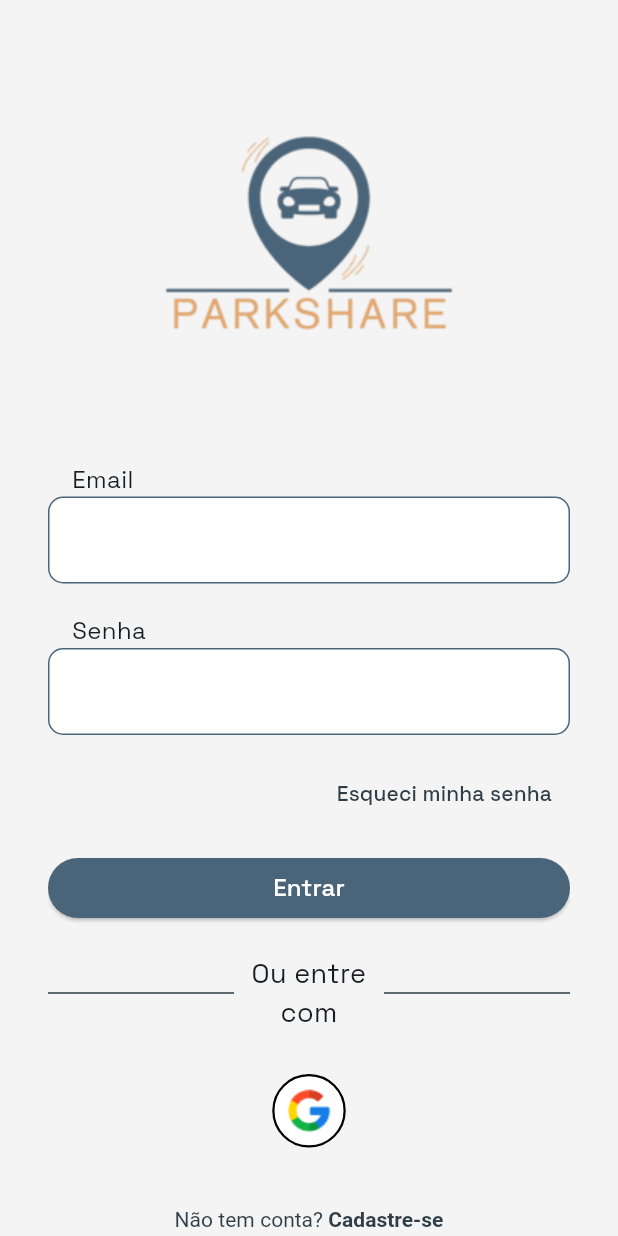
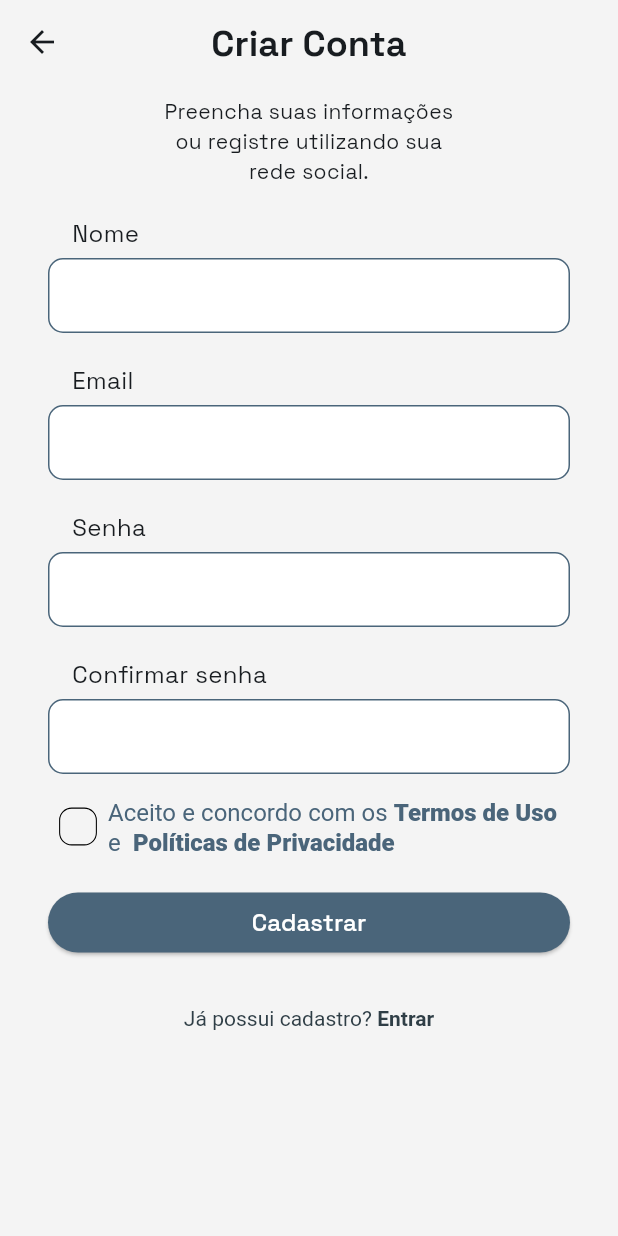
Before and after one commit to future-system/parkshare-app, a Flutter app: the screen it shows after launch, after a tap on an icon or button, on a phone screen of 412 x 824 dp. Run offline on Flutter 3.47's test engine with Material 3 defaults, Android fonts, the phone set to English and light mode, and no system bars; our stand-ins replace firebase_auth, firebase_core, google_fonts, google_sign_in; missing offline and left inert: flutter_facebook_auth; accounts and stored records are empty.

Commit message:
feature: implemented signup page

```diff
--- a/lib/src/core/navigation.dart
+++ b/lib/src/core/navigation.dart
@@ -1,6 +1,7 @@
 import 'package:flutter/material.dart';
 import 'package:parkshare_app/src/presentation/pages/login/login_page.dart';
 import 'package:parkshare_app/src/presentation/pages/onboarding/onboarding_page.dart';
+import 'package:parkshare_app/src/presentation/pages/signup/signup_page.dart';
 
 sealed class Navigation {
   static final routing = _Routing();
@@ -10,7 +11,9 @@ final class _Routing {
   Map<String, WidgetBuilder> get routes => {
         login: (context) => const LoginPage(),
         onboarding: (context) => const OnboardingPage(),
+        signup: (context) => const SignupPage(),
       };
   final String login = 'login';
+  final String signup = 'signup';
   final String onboarding = 'onboarding';
 }
--- a/lib/src/presentation/components/custom_form_field/custom_form_field.dart
+++ b/lib/src/presentation/components/custom_form_field/custom_form_field.dart
@@ -24,8 +24,11 @@ class CustomFormField extends StatelessWidget {
             style: const TextStyle(fontSize: 16, shadows: []),
           ),
         ),
+        const SizedBox(
+          height: 5,
+        ),
         Container(
-          padding: const EdgeInsets.symmetric(horizontal: 16, vertical: 4),
+          padding: const EdgeInsets.symmetric(horizontal: 16, vertical: 0),
           decoration: BoxDecoration(
               color: Colors.white,
               border: Border.all(
--- a/lib/src/presentation/pages/login/login_page.dart
+++ b/lib/src/presentation/pages/login/login_page.dart
@@ -180,7 +180,9 @@ class LoginPage extends StatelessWidget {
                 style: const ButtonStyle(
                     visualDensity: VisualDensity.compact,
                     padding: WidgetStatePropertyAll(EdgeInsets.zero)),
-                onPressed: () {},
+                onPressed: () {
+                  Navigator.pushNamed(context, Navigation.routing.signup);
+                },
                 child: RichText(
                   text: TextSpan(
                       style: TextStyle(
--- /dev/null
+++ b/lib/src/presentation/pages/signup/signup_page.dart
@@ -0,0 +1,179 @@
+import 'package:flutter/material.dart';
+import 'package:parkshare_app/src/core/constants/design_system.dart';
+import 'package:parkshare_app/src/core/navigation.dart';
+import 'package:parkshare_app/src/presentation/components/buttons/custom_button.dart';
+import 'package:parkshare_app/src/presentation/components/custom_form_field/custom_form_field.dart';
+
+class SignupPage extends StatelessWidget {
+  const SignupPage({super.key});
+
+  @override
+  Widget build(BuildContext context) {
+    return Scaffold(
+      appBar: AppBar(
+        leading: const BackButton(),
+        backgroundColor: DesignSystem.colors.background,
+        title: const Text(
+          'Criar Conta',
+          style: TextStyle(
+            fontWeight: FontWeight.bold,
+            fontSize: 24,
+          ),
+        ),
+        centerTitle: true,
+      ),
+      body: Padding(
+        padding: const EdgeInsets.symmetric(horizontal: 32.0, vertical: 8),
+        child: Column(
+          children: [
+            const Row(
+              mainAxisAlignment: MainAxisAlignment.center,
+              children: [
+                SizedBox(
+                  width: 200,
+                  child: Text(
+                    'Preencha suas informações  ou registre utilizando sua rede social.',
+                    textAlign: TextAlign.center,
+                  ),
+                ),
+              ],
+            ),
+            const SizedBox(
+              height: 20,
+            ),
+            Form(
+              child: Column(
+                mainAxisSize: MainAxisSize.min,
+                children: [
+                  const CustomFormField(
+                    label: 'Nome',
+                  ),
+                  const SizedBox(
+                    height: 20,
+                  ),
+                  const CustomFormField(
+                    label: 'Email',
+                  ),
+                  const SizedBox(
+                    height: 20,
+                  ),
+                  const CustomFormField(
+                    label: 'Senha',
+                    suffix: Icon(
+                      Icons.visibility_off,
+                    ),
+                  ),
+                  const SizedBox(
+                    height: 20,
+                  ),
+                  const CustomFormField(
+                    label: 'Confirmar senha',
+                    suffix: Icon(
+                      Icons.visibility_off,
+                    ),
+                  ),
+                  const SizedBox(
+                    height: 15,
+                  ),
+                  Row(
+                    mainAxisAlignment: MainAxisAlignment.end,
+                    children: [
+                      Transform.scale(
+                        scale: 1.4,
+                        child: Checkbox(
+                          materialTapTargetSize:
+                              MaterialTapTargetSize.shrinkWrap,
+                          shape: RoundedRectangleBorder(
+                            borderRadius: BorderRadius.circular(6),
+                          ),
+                          value: false,
+                          side: const BorderSide(width: 0.5),
+                          onChanged: (value) {},
+                        ),
+                      ),
+                      Flexible(
+                        child: RichText(
+                          text: TextSpan(
+                            style: TextStyle(
+                              color: DesignSystem.colors.primary,
+                              fontSize: 16,
+                            ),
+                            text: 'Aceito e concordo com os ',
+                            children: const [
+                              TextSpan(
+                                  text: 'Termos de Uso ',
+                                  style:
+                                      TextStyle(fontWeight: FontWeight.w900)),
+                              TextSpan(
+                                text: 'e  ',
+                              ),
+                              TextSpan(
+                                  text: 'Políticas de Privacidade ',
+                                  style: TextStyle(fontWeight: FontWeight.w900))
+                            ],
+                          ),
+                        ),
+                      ),
+                    ],
+                  ),
+                  const SizedBox(
+                    height: 20,
+                  ),
+                  Row(
+                    children: [
+                      Expanded(
+                        child: CustomButton(
+                          onPressed: () {
+                            Navigator.pushNamed(
+                                context, Navigation.routing.onboarding);
+                          },
+                          child: const Text(
+                            'Cadastrar',
+                            style: TextStyle(
+                              fontSize: 16,
+                              color: Colors.white,
+                            ),
+                          ),
+                        ),
+                      ),
+                    ],
+                  ),
+                  const SizedBox(
+                    height: 20,
+                  ),
+                  Row(
+                    mainAxisAlignment: MainAxisAlignment.center,
+                    children: [
+                      TextButton(
+                        style: const ButtonStyle(
+                            visualDensity: VisualDensity.compact,
+                            padding: WidgetStatePropertyAll(EdgeInsets.zero)),
+                        onPressed: () {
+                          Navigator.pushNamed(
+                              context, Navigation.routing.signup);
+                        },
+                        child: RichText(
+                          text: TextSpan(
+                              style: TextStyle(
+                                color: DesignSystem.colors.secondary,
+                              ),
+                              text: 'Já possui cadastro? ',
+                              children: const [
+                                TextSpan(
+                                    text: 'Entrar',
+                                    style:
+                                        TextStyle(fontWeight: FontWeight.bold))
+                              ]),
+                        ),
+                      ),
+                    ],
+                  ),
+                ],
+              ),
+            ),
+          ],
+        ),
+      ),
+    );
+  }
+}
```
